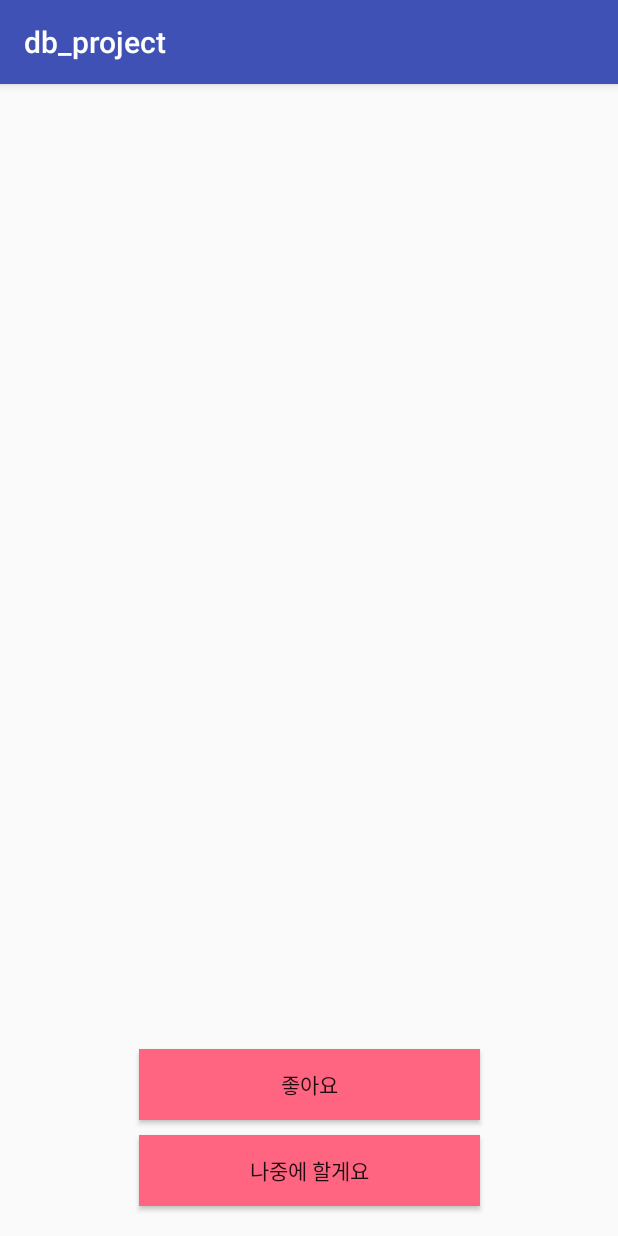
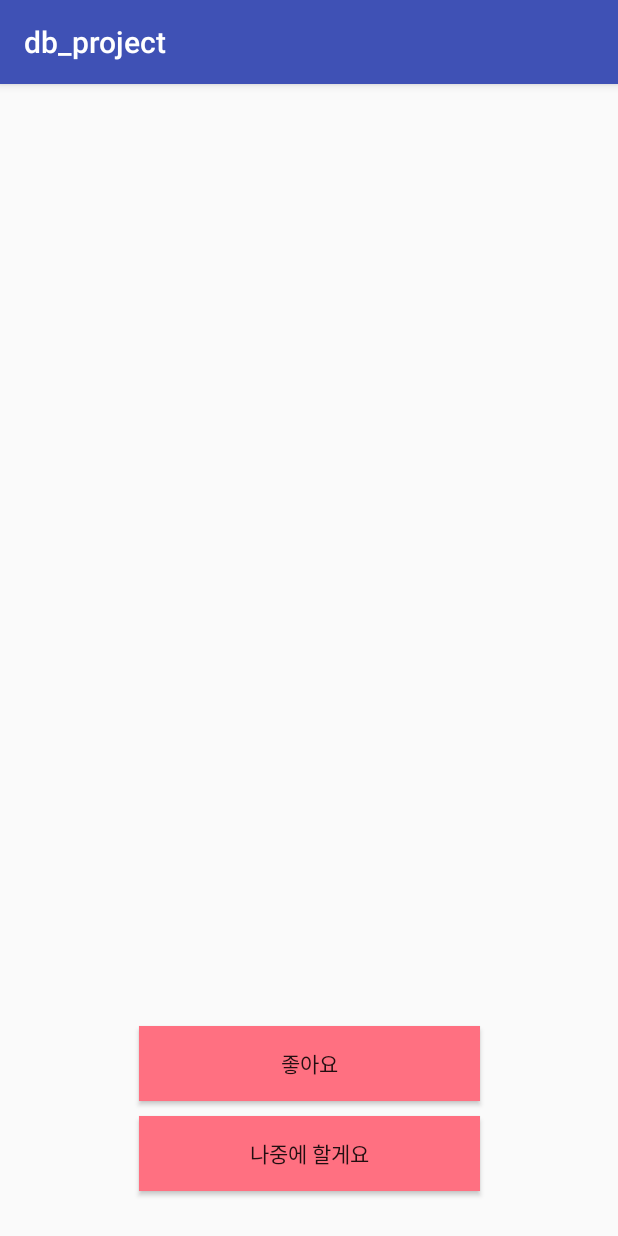
Before and after one commit to gicheon/db_project, an Android app: the screen it shows after launch (SurveyActivity before the commit, FirstTimeActivity after it), on a phone screen of 412 x 824 dp. Run offline under Robolectric (Android 15) with nearby library versions, the light colour scheme and no system bars.

Commit message:
page division

```diff
--- a/app/src/main/AndroidManifest.xml
+++ b/app/src/main/AndroidManifest.xml
@@ -20,6 +20,7 @@
             </intent-filter>
         </activity>
 
+        <activity android:name=".FirstTimeActivity"/>
         <activity android:name=".SurveyActivity"/>
     </application>
 
--- /dev/null
+++ b/app/src/main/java/com/example/db_project/db_project/FirstTimeActivity.java
@@ -0,0 +1,42 @@
+package com.example.db_project.db_project;
+import android.content.Context;
+import android.content.Intent;
+import android.support.v7.app.AppCompatActivity;
+import android.os.Bundle;
+import android.view.View;
+import android.widget.Button;
+
+public class FirstTimeActivity extends AppCompatActivity{
+
+    //public Button btn1;
+    //public Button btn2;
+
+
+    @Override
+    protected void onCreate(Bundle savedInstanceState) {
+        super.onCreate(savedInstanceState);
+        setContentView(R.layout.activity_firsttime);
+
+        // btn1 : 나중에 할게요 btn2 : 좋아요
+        Button btn1 = (Button)findViewById(R.id.button1);
+        Button btn2 = (Button)findViewById(R.id.button2);
+        setup_ui();
+
+        btn1.setOnClickListener(
+                new Button.OnClickListener(){
+                    public void onClick(View v) {
+                        Intent intent1 = new Intent(v.getContext(), SurveyActivity.class);
+                        startActivity(intent1);
+                    }
+                }
+        );
+    }
+
+
+
+    private void setup_ui(){
+        //btn1.setTextSize(20);
+        //btn2.setTextSize(20);
+
+    }
+}
--- a/app/src/main/java/com/example/db_project/db_project/SplashActivity.java
+++ b/app/src/main/java/com/example/db_project/db_project/SplashActivity.java
@@ -24,7 +24,7 @@ public class SplashActivity extends Activity {
 
         @Override
         public void run() {
-            startActivity(new Intent(getApplication(), SurveyActivity.class));
+            startActivity(new Intent(getApplication(), FirstTimeActivity.class));
             SplashActivity.this.finish();
         }
     }
--- a/app/src/main/java/com/example/db_project/db_project/SurveyActivity.java
+++ b/app/src/main/java/com/example/db_project/db_project/SurveyActivity.java
@@ -1,17 +1,27 @@
 package com.example.db_project.db_project;
+
+import android.app.Activity;
 import android.support.v7.app.AppCompatActivity;
 import android.os.Bundle;
+import android.view.View;
 import android.widget.Button;
 
-public class SurveyActivity extends AppCompatActivity {
+
+/**
+ * Created by gicheonkang on 2017. 12. 7..
+ */
+
+public class SurveyActivity extends Activity{
 
     @Override
     protected void onCreate(Bundle savedInstanceState) {
         super.onCreate(savedInstanceState);
         setContentView(R.layout.activity_survey);
-
-        Button btn1 = (Button)findViewById(R.id.button1);
+    }
 
 
-    }
+
+
+
+
 }
--- /dev/null
+++ b/app/src/main/res/layout/activity_firsttime.xml
@@ -0,0 +1,37 @@
+<?xml version="1.0" encoding="utf-8"?>
+<android.support.constraint.ConstraintLayout xmlns:android="http://schemas.android.com/apk/res/android"
+    xmlns:app="http://schemas.android.com/apk/res-auto"
+    xmlns:tools="http://schemas.android.com/tools"
+    android:layout_width="match_parent"
+    android:layout_height="match_parent"
+    tools:context="com.example.db_project.db_project.FirstTimeActivity">
+
+    <Button
+        android:id="@+id/button1"
+        android:layout_width="227dp"
+        android:layout_height="50dp"
+        android:layout_marginBottom="30dp"
+        android:layout_marginEnd="8dp"
+        android:layout_marginStart="8dp"
+        android:background="#FF7081"
+        android:text="나중에 할게요"
+        app:layout_constraintBottom_toBottomOf="parent"
+        app:layout_constraintEnd_toEndOf="parent"
+        app:layout_constraintStart_toStartOf="parent" />
+
+    <Button
+        android:id="@+id/button2"
+        android:layout_width="227dp"
+        android:layout_height="50dp"
+        android:layout_marginBottom="10dp"
+        android:layout_marginEnd="8dp"
+        android:layout_marginStart="8dp"
+        android:background="#FF7081"
+        android:text="좋아요"
+        app:layout_constraintBottom_toTopOf="@+id/button1"
+        app:layout_constraintEnd_toEndOf="parent"
+        app:layout_constraintStart_toStartOf="parent" />
+
+
+
+</android.support.constraint.ConstraintLayout>
--- a/app/src/main/res/layout/activity_survey.xml
+++ b/app/src/main/res/layout/activity_survey.xml
@@ -1,37 +1,6 @@
 <?xml version="1.0" encoding="utf-8"?>
-<android.support.constraint.ConstraintLayout xmlns:android="http://schemas.android.com/apk/res/android"
-    xmlns:app="http://schemas.android.com/apk/res-auto"
-    xmlns:tools="http://schemas.android.com/tools"
+<LinearLayout xmlns:android="http://schemas.android.com/apk/res/android"
     android:layout_width="match_parent"
-    android:layout_height="match_parent"
-    tools:context="com.example.db_project.db_project.SurveyActivity">
+    android:layout_height="match_parent">
 
-    <Button
-        android:id="@+id/button1"
-        android:layout_width="227dp"
-        android:layout_height="47dp"
-        android:layout_marginBottom="20dp"
-        android:layout_marginEnd="8dp"
-        android:layout_marginStart="8dp"
-        android:background="#FF6581"
-        android:text="나중에 할게요"
-        app:layout_constraintBottom_toBottomOf="parent"
-        app:layout_constraintEnd_toEndOf="parent"
-        app:layout_constraintStart_toStartOf="parent" />
-
-    <Button
-        android:id="@+id/button2"
-        android:layout_width="227dp"
-        android:layout_height="47dp"
-        android:layout_marginBottom="10dp"
-        android:layout_marginEnd="8dp"
-        android:layout_marginStart="8dp"
-        android:background="#FF6581"
-        android:text="좋아요"
-        app:layout_constraintBottom_toTopOf="@+id/button1"
-        app:layout_constraintEnd_toEndOf="parent"
-        app:layout_constraintStart_toStartOf="parent" />
-
-
-
-</android.support.constraint.ConstraintLayout>
+</LinearLayout>
```
